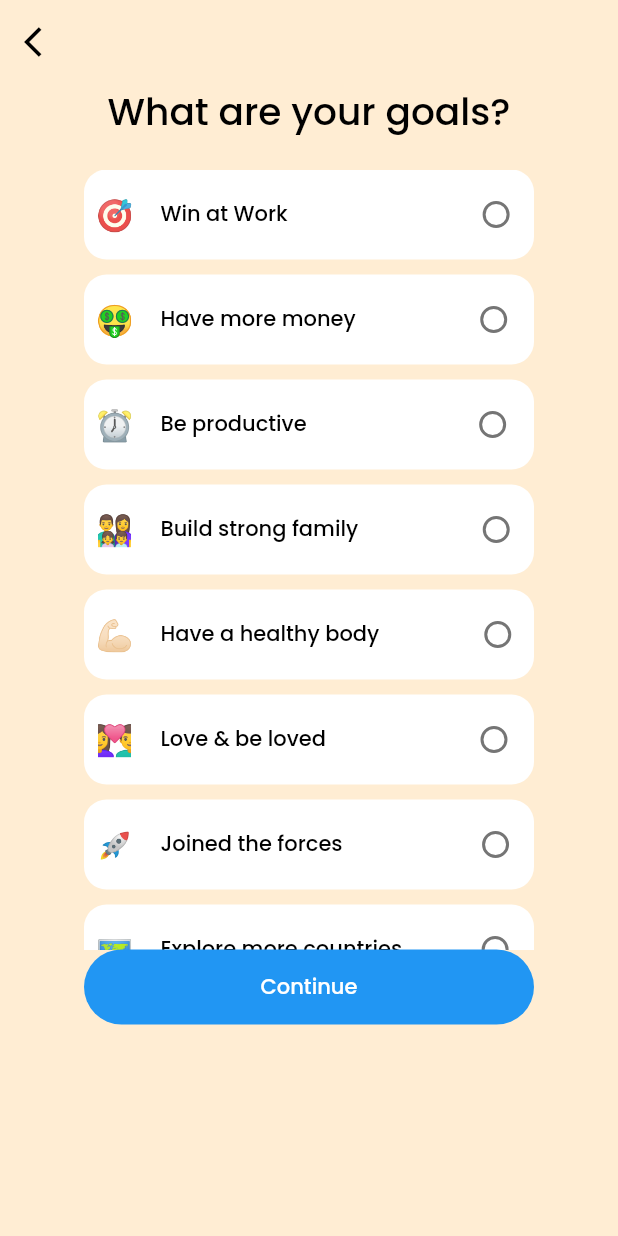
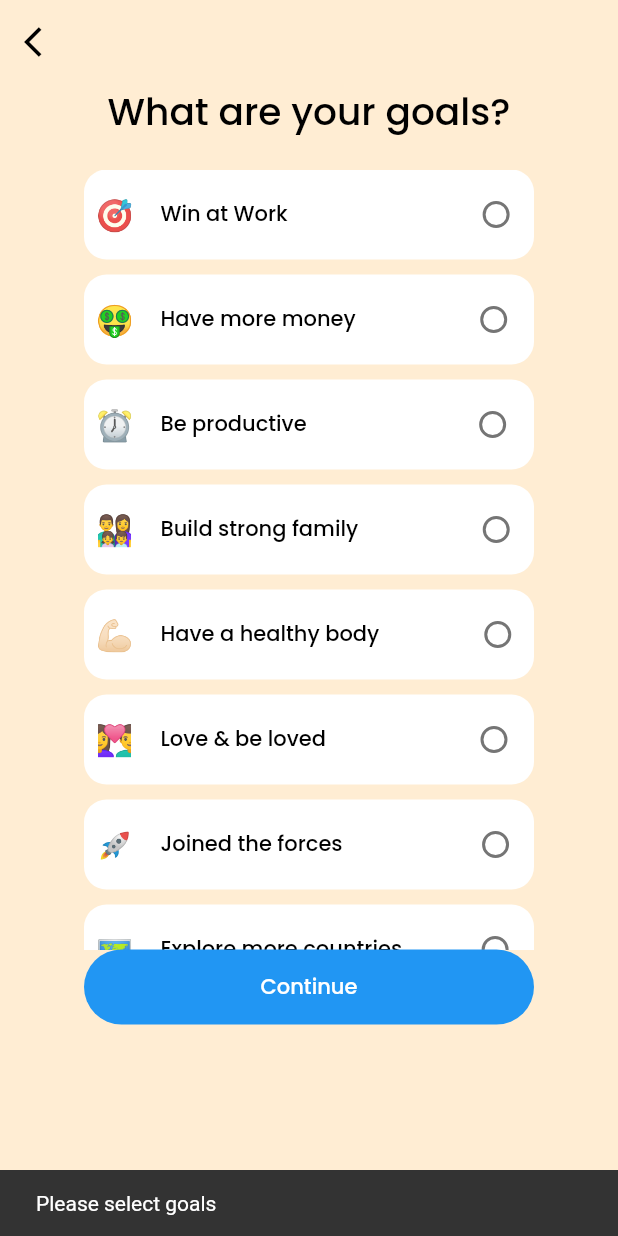
Before and after one commit to akhiltushar/flutter_task1, a Flutter app: the Goal_page screen opened directly, after a tap on "Continue", on a phone screen of 412 x 824 dp. Run offline on Flutter 3.47's test engine with Material 2 defaults, Android fonts, the phone set to English and light mode, and no system bars; our stand-ins replace flutter_spinkit, google_fonts.

```diff
--- a/lib/gender_page.dart
+++ b/lib/gender_page.dart
@@ -56,7 +56,7 @@ class _Gender_pageState extends State<Gender_page> {
                     height: 110,
                     width: 100,
                     decoration: BoxDecoration(
-                      color: _gender == "Male" ? Colors.blue : Colors.white,
+                      color: _gender == "Male" ? Colors.lightBlueAccent : Colors.white,
                       borderRadius: BorderRadius.circular(10),
                     ),
                     child: Column(
@@ -90,7 +90,7 @@ class _Gender_pageState extends State<Gender_page> {
                     height: 110,
                     width: 100,
                     decoration: BoxDecoration(
-                      color: _gender == "Female" ? Colors.blue : Colors.white,
+                      color: _gender == "Female" ? Colors.lightBlueAccent : Colors.white,
                       borderRadius: BorderRadius.circular(10),
                     ),
                     child: Column(
@@ -124,7 +124,7 @@ class _Gender_pageState extends State<Gender_page> {
                     height: 110,
                     width: 100,
                     decoration: BoxDecoration(
-                      color: _gender == "Other" ? Colors.blue : Colors.white,
+                      color: _gender == "Other" ? Colors.lightBlueAccent : Colors.white,
                       borderRadius: BorderRadius.circular(10),
                     ),
                     child: Column(
--- a/lib/goals_page.dart
+++ b/lib/goals_page.dart
@@ -532,7 +532,7 @@ class _Goal_pageState extends State<Goal_page> {
             //Bottom Button
             InkWell(
               onTap: () {
-                if (selectedRadio.isEmpty) {
+                if (selectedRadio == 0) {
                   // Show msg to select gender
                   ScaffoldMessenger.of(context).showSnackBar(
                     const SnackBar(
```
Also changed, not shown: lib/age_page.dart (+4 -4 lines).
